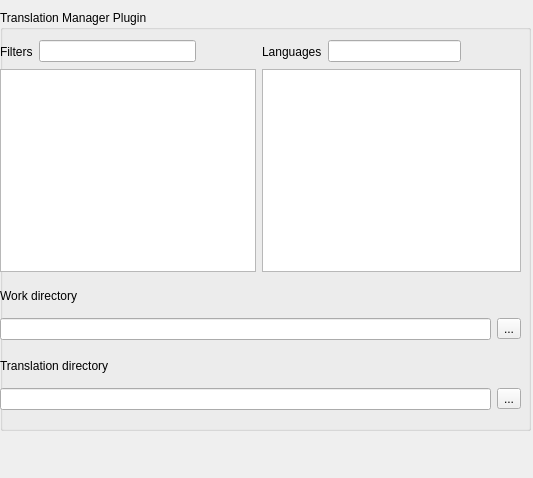
Qt form code/nel/tools/3d/object_viewer_qt/src/plugins/translation_manager/translation_manager_settings_page.ui (ryzom/ryzomcore) before a commit.
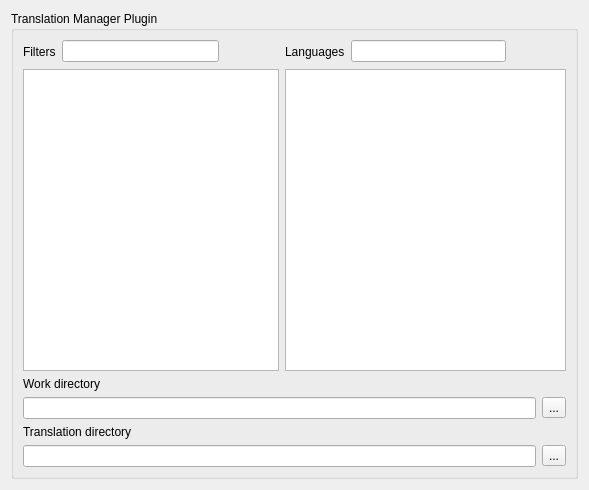
The same form after that commit. Icons and pictures are not drawn.

What changed in the file:
```diff
--- a/code/nel/tools/3d/object_viewer_qt/src/plugins/translation_manager/translation_manager_settings_page.ui
+++ b/code/nel/tools/3d/object_viewer_qt/src/plugins/translation_manager/translation_manager_settings_page.ui
@@ -6,34 +6,21 @@
    <rect>
     <x>0</x>
     <y>0</y>
-    <width>533</width>
-    <height>478</height>
+    <width>589</width>
+    <height>490</height>
    </rect>
   </property>
   <property name="windowTitle">
    <string>Form</string>
   </property>
+  <layout class="QGridLayout" name="gridLayout_5">
+   <item row="0" column="0">
   <widget class="QGroupBox" name="groupBox">
-   <property name="geometry">
-    <rect>
-     <x>0</x>
-     <y>10</y>
-     <width>531</width>
-     <height>421</height>
-    </rect>
-   </property>
    <property name="title">
     <string>Translation Manager Plugin</string>
    </property>
-   <widget class="QWidget" name="">
-    <property name="geometry">
-     <rect>
-      <x>0</x>
-      <y>30</y>
-      <width>521</width>
-      <height>232</height>
-     </rect>
-    </property>
+     <layout class="QGridLayout" name="gridLayout_4">
+      <item row="0" column="0">
     <layout class="QGridLayout" name="gridLayout">
      <item row="0" column="0">
       <widget class="QLabel" name="label_5">
@@ -118,45 +105,8 @@
       <widget class="QListWidget" name="lang_list"/>
      </item>
     </layout>
-   </widget>
-   <widget class="QWidget" name="">
-    <property name="geometry">
-     <rect>
-      <x>0</x>
-      <y>340</y>
-      <width>521</width>
-      <height>60</height>
-     </rect>
-    </property>
-    <layout class="QGridLayout" name="gridLayout_2">
-     <item row="0" column="0">
-      <widget class="QLabel" name="label_6">
-       <property name="text">
-        <string>Translation directory</string>
-       </property>
-      </widget>
      </item>
      <item row="1" column="0">
-      <widget class="QLineEdit" name="translation_edit"/>
-     </item>
-     <item row="1" column="1">
-      <widget class="QToolButton" name="translation_add">
-       <property name="text">
-        <string>...</string>
-       </property>
-      </widget>
-     </item>
-    </layout>
-   </widget>
-   <widget class="QWidget" name="">
-    <property name="geometry">
-     <rect>
-      <x>0</x>
-      <y>270</y>
-      <width>521</width>
-      <height>60</height>
-     </rect>
-    </property>
     <layout class="QGridLayout" name="gridLayout_3">
      <item row="0" column="0">
       <widget class="QLabel" name="label_8">
@@ -176,8 +126,32 @@
       </widget>
      </item>
     </layout>
-   </widget>
-  </widget>
+      </item>
+      <item row="2" column="0">
+       <layout class="QGridLayout" name="gridLayout_2">
+        <item row="0" column="0">
+         <widget class="QLabel" name="label_6">
+          <property name="text">
+           <string>Translation directory</string>
+          </property>
+         </widget>
+        </item>
+        <item row="1" column="0">
+         <widget class="QLineEdit" name="translation_edit"/>
+        </item>
+        <item row="1" column="1">
+         <widget class="QToolButton" name="translation_add">
+          <property name="text">
+           <string>...</string>
+          </property>
+         </widget>
+        </item>
+       </layout>
+      </item>
+     </layout>
+    </widget>
+   </item>
+  </layout>
  </widget>
  <resources>
   <include location="../core/core.qrc"/>
```
Lines whose indentation alone changed are shown as unchanged.
